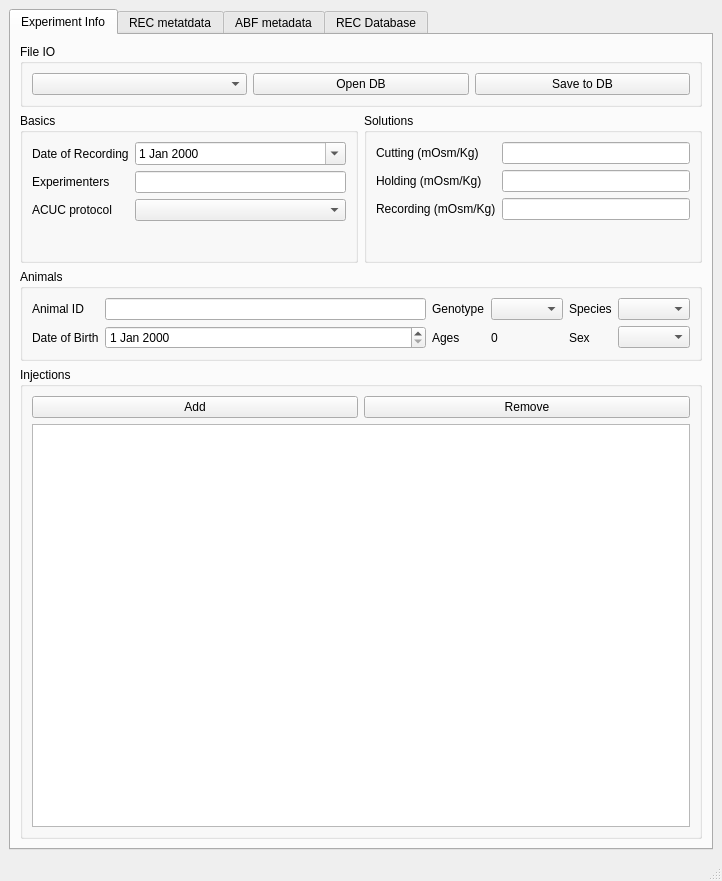
Before: the Qt Designer form ui/Expdata Manager.ui in kang62489/PG_003, drawn with Qt 5.
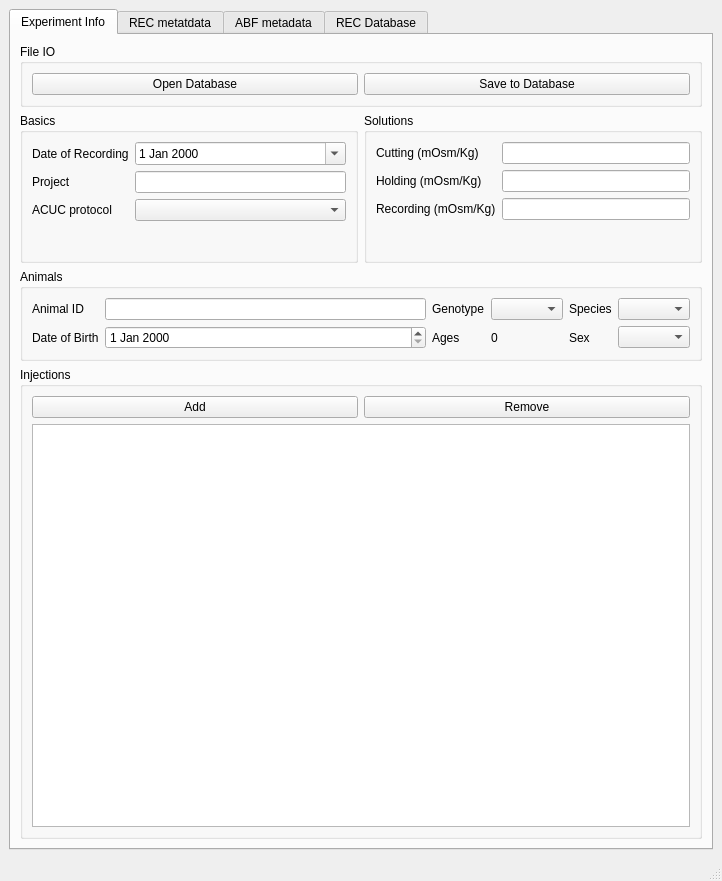
After: the same form once the commit is applied.

Commit message: Completed database_dialog functions, only left save to DB

Diff of the .ui file:
```diff
--- a/ui/Expdata Manager.ui
+++ b/ui/Expdata Manager.ui
@@ -33,20 +33,17 @@
              <string>File IO</string>
             </property>
             <layout class="QHBoxLayout" name="horizontalLayout_6">
-             <item>
-              <widget class="QComboBox" name="comboBox_tableOfExpInfoDB"/>
-             </item>
              <item>
               <widget class="QPushButton" name="btn_openDB">
                <property name="text">
-                <string>Open DB</string>
+                <string>Open Database</string>
                </property>
               </widget>
              </item>
              <item>
               <widget class="QPushButton" name="btn_saveToDB">
                <property name="text">
-                <string>Save to DB</string>
+                <string>Save to Database</string>
                </property>
               </widget>
              </item>
@@ -101,7 +98,7 @@
              <item row="1" column="0">
               <widget class="QLabel" name="label_2">
                <property name="text">
-                <string>Experimenters</string>
+                <string>Project</string>
                </property>
               </widget>
              </item>
```
Left out of the diff: 2 changed lines with no effect on the pictures. The commit also changes 15 other files.
